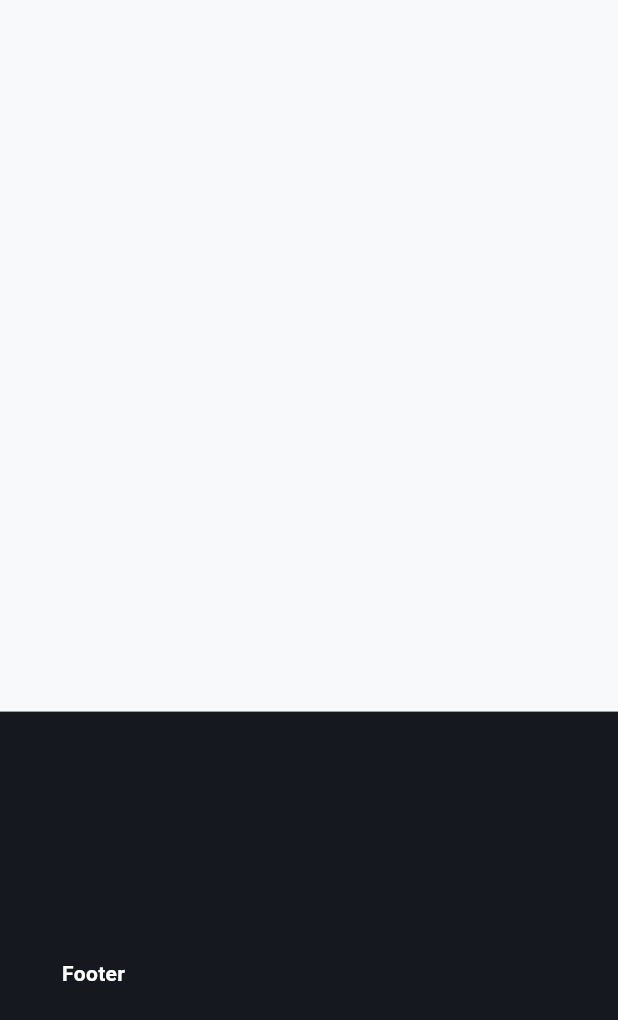
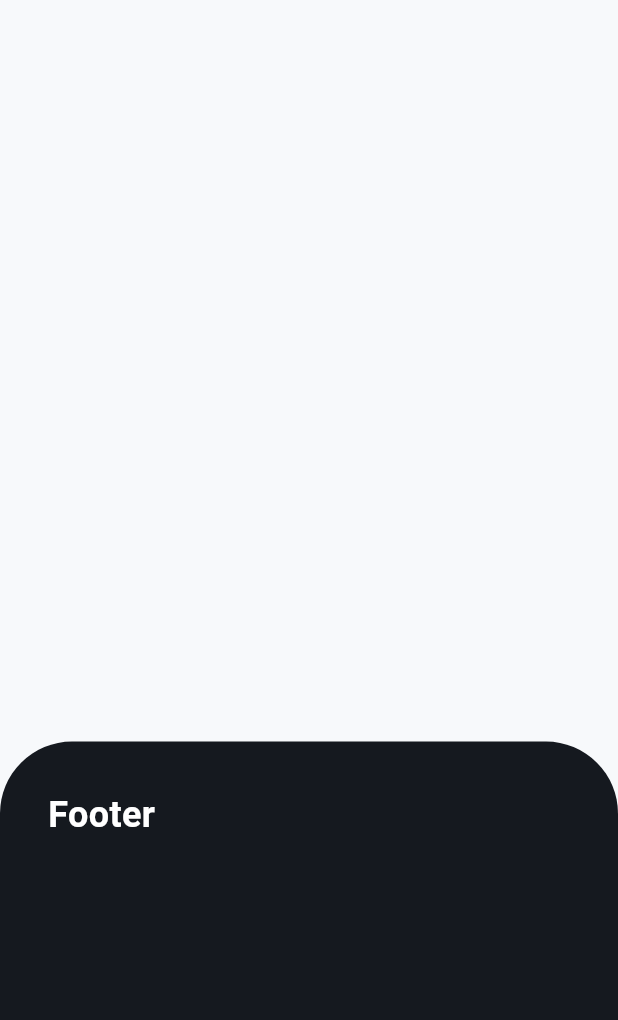
Before and after one commit to TienditaFinder/comerciando_app, a Flutter app: the screen it shows after launch, on a phone screen of 412 x 824 dp. Shown: the top 1020 px of the screen. Run offline on Flutter 3.47's test engine with Material 3 defaults, Android fonts, the phone set to English and light mode, and no system bars; Roboto replaces fonts that are missing (Poppins).

Commit message:
Added custom container

```diff
--- a/lib/core/app/constants/app_colors.dart
+++ b/lib/core/app/constants/app_colors.dart
@@ -8,7 +8,7 @@ class AppColors {
 
   /// Dark theme colors
   static const Color darkBackground = Color(0xff1e1e1e);
-  static const Color darkPrimary = Color(0xffe0e0e0);
+  static const Color darkPrimary = Color(0xff15191f);
   static const Color darkSecondary = Color(0xffb0b0b0);
 
   /// General
--- /dev/null
+++ b/lib/core/app/widgets/custom_container_widget.dart
@@ -0,0 +1,20 @@
+import 'package:flutter/material.dart';
+
+class CustomContainerWidget extends Container {
+  CustomContainerWidget({
+    super.key,
+    super.child,
+    super.height,
+    super.width,
+    super.padding = const EdgeInsets.all(16),
+    BorderRadius borderRadius = const BorderRadius.all(Radius.circular(16)),
+    BoxShape shape = BoxShape.rectangle,
+    Color? color,
+  }) : super(
+          decoration: BoxDecoration(
+            borderRadius: borderRadius,
+            shape: shape,
+            color: color,
+          ),
+        );
+}
--- a/lib/features/components_test/pages/components_test_page.dart
+++ b/lib/features/components_test/pages/components_test_page.dart
@@ -1,5 +1,6 @@
 import 'package:comerciando_app/core/app/utils/app_screen_sizer.dart';
 import 'package:comerciando_app/core/app/utils/app_styles.dart';
+import 'package:comerciando_app/core/app/widgets/custom_container_widget.dart';
 import 'package:flutter/material.dart';
 
 class ComponentsTestPage extends StatelessWidget {
@@ -13,15 +14,17 @@ class ComponentsTestPage extends StatelessWidget {
         crossAxisAlignment: CrossAxisAlignment.stretch,
         mainAxisAlignment: MainAxisAlignment.end,
         children: [
-          Container(
-            padding: EdgeInsets.symmetric(
-              horizontal: sizer.wp(10),
-              vertical: sizer.hp(20),
+          CustomContainerWidget(
+            height: sizer.hp(40),
+            padding: const EdgeInsets.all(32),
+            color: Theme.of(context).primaryColor,
+            borderRadius: const BorderRadius.only(
+              topRight: Radius.circular(48),
+              topLeft: Radius.circular(48),
             ),
-            color: Theme.of(context).primaryColor,
             child: Text(
               'Footer',
-              style: AppStyles.w600(14, Colors.white),
+              style: AppStyles.w600(24, Colors.white),
             ),
           ),
         ],
```
